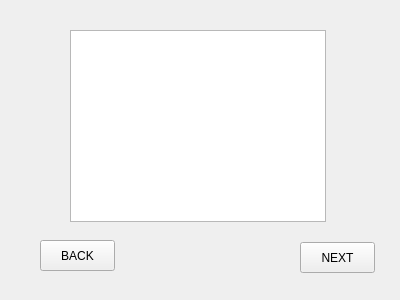
Above: UkrWordsProj/secondwidget.ui from illyuha/UkrWords before the change. Below: the same form after it.
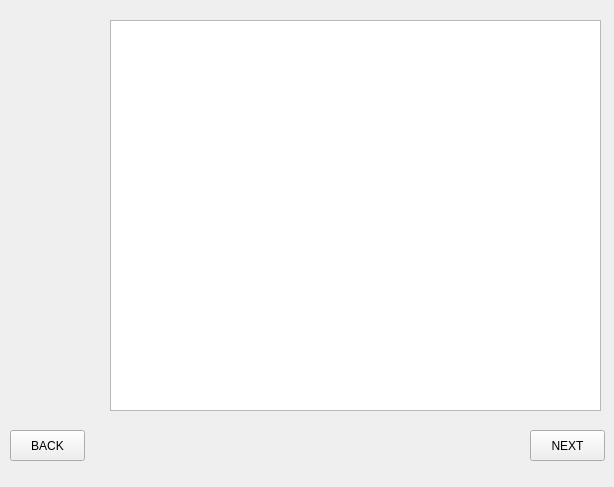
That is the form after the change.

```diff
--- a/UkrWordsProj/secondwidget.ui
+++ b/UkrWordsProj/secondwidget.ui
@@ -6,8 +6,8 @@
    <rect>
     <x>0</x>
     <y>0</y>
-    <width>400</width>
-    <height>300</height>
+    <width>614</width>
+    <height>487</height>
    </rect>
   </property>
   <property name="windowTitle">
@@ -16,8 +16,8 @@
   <widget class="QPushButton" name="nextPushButton">
    <property name="geometry">
     <rect>
-     <x>300</x>
-     <y>242</y>
+     <x>530</x>
+     <y>430</y>
      <width>75</width>
      <height>31</height>
     </rect>
@@ -29,8 +29,8 @@
   <widget class="QPushButton" name="backPushButton">
    <property name="geometry">
     <rect>
-     <x>40</x>
-     <y>240</y>
+     <x>10</x>
+     <y>430</y>
      <width>75</width>
      <height>31</height>
     </rect>
@@ -42,10 +42,10 @@
   <widget class="QGraphicsView" name="graphicsView">
    <property name="geometry">
     <rect>
-     <x>70</x>
-     <y>30</y>
-     <width>256</width>
-     <height>192</height>
+     <x>110</x>
+     <y>20</y>
+     <width>491</width>
+     <height>391</height>
     </rect>
    </property>
   </widget>
```
